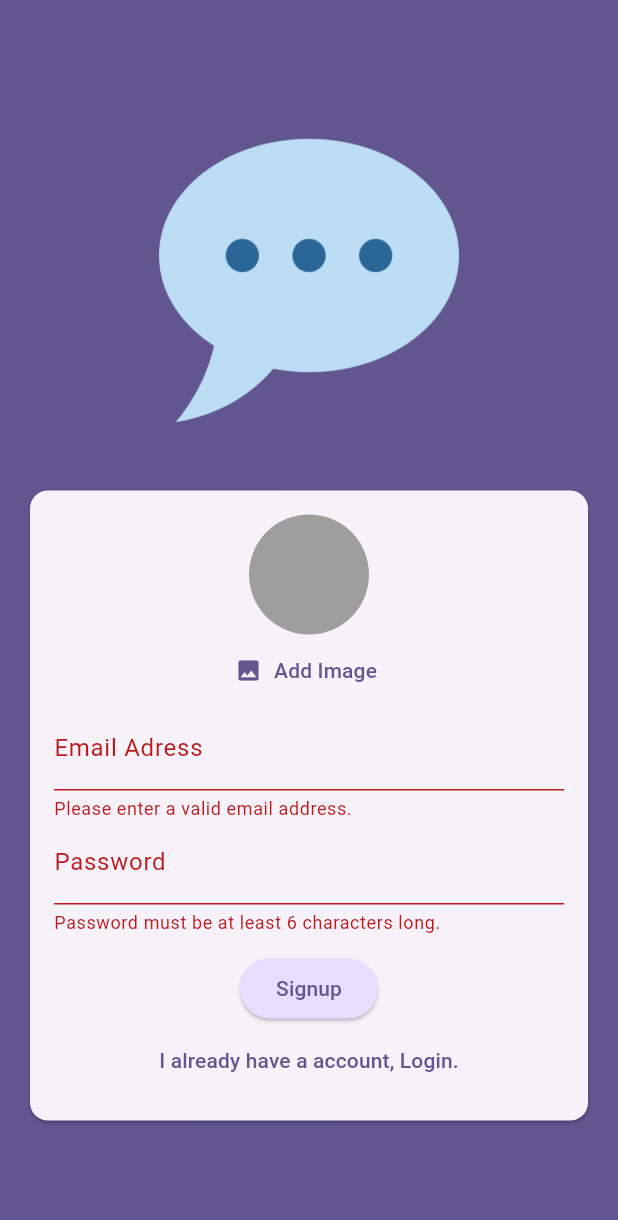
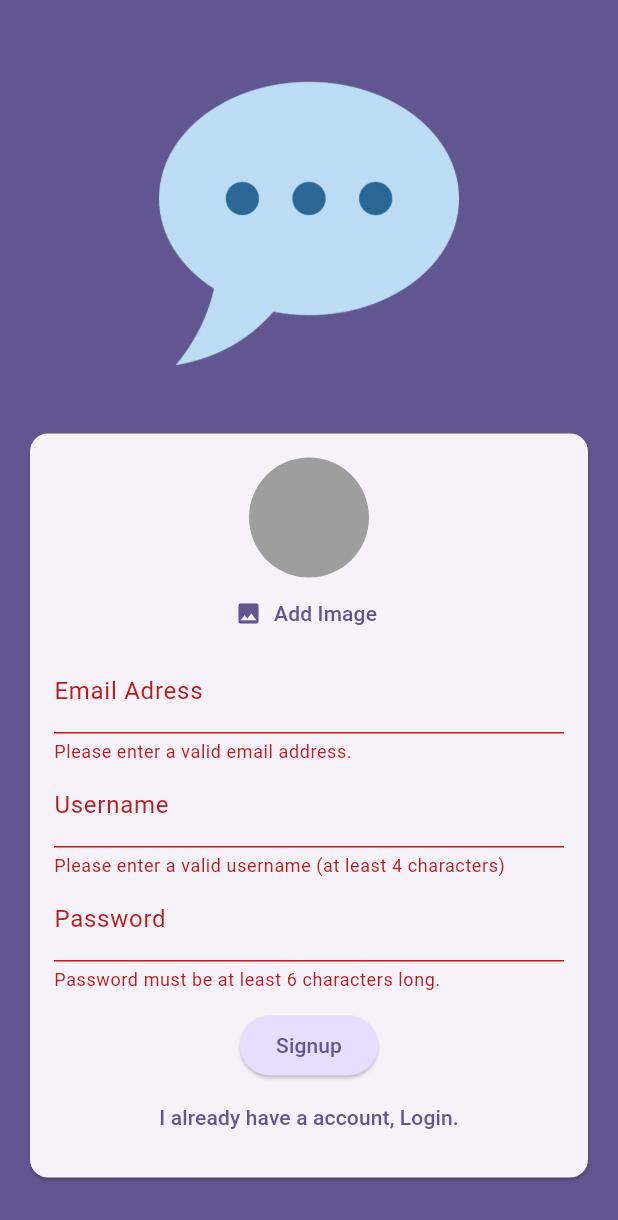
Before and after one commit to Gaslandie/chat_app_flutter, a Flutter app: the screen it shows after launch, after a tap on "Login", after a tap on "Create an account", after a tap on "Signup", on a phone screen of 412 x 824 dp. Shown: the top 1220 px of the screen. Run offline on Flutter 3.47's test engine with Material 3 defaults, Android fonts, the phone set to English and light mode, and no system bars; our stand-ins replace cloud_firestore, firebase_auth, firebase_core, firebase_storage, image_picker; accounts and stored records are empty; generated files the repository leaves out were written again.

Commit message:
fireStore pour sauvegarder les infos user. mise en place champ pour le username en mode inscription

```diff
--- a/lib/screens/auth.dart
+++ b/lib/screens/auth.dart
@@ -3,6 +3,7 @@ import 'dart:io';
 // Importation des widgets de base de Flutter
 
 import 'package:chat_app/widgets/user_image_picker.dart';
+import 'package:cloud_firestore/cloud_firestore.dart';
 import 'package:firebase_storage/firebase_storage.dart';
 import 'package:flutter/material.dart';
 
@@ -35,6 +36,8 @@ class _AuthScreen extends State<AuthScreen> {
   var _isLogin = true;
 
   var _isAuthenticating = false;
+
+  var _enteredUsername = '';
 
   // Fonction déclenchée quand on clique sur le bouton Login/Signup
   void _submit() async {
@@ -78,6 +81,20 @@ class _AuthScreen extends State<AuthScreen> {
         ); //putFile() permet d'envoyer un fichier local(type File de dart) vers l'emplacement désigné par storageRef
         final imageUrl = await storageRef
             .getDownloadURL(); //getDownloadURL() recupère l'url publique (ou controlée par regles firebase ) de l'image stockée
+
+        await FirebaseFirestore.instance
+            .collection(
+              'users',
+            ) //une collection = un dossier dans la base qui contiendra les fiches de chaque user
+            .doc(
+              userCredentials.user!.uid,
+            ) //on crée ou remplace un document dont l'identifiant est le uid du user(celui generé par Firebase Auth à la creation du compte)
+            .set({
+              //on crée ou ecrase le contenu du document avec ces infos
+              'username': _enteredUsername,
+              'email': _enteredEmail,
+              'image_url': imageUrl,
+            });
       }
     } on FirebaseAuthException catch (error) {
       if (error.code == 'email-already-in-use') {
@@ -87,7 +104,7 @@ class _AuthScreen extends State<AuthScreen> {
       ScaffoldMessenger.of(context).showSnackBar(
         SnackBar(content: Text(error.message ?? 'Authentification failed')),
       );
-    }finally{
+    } finally {
       setState(() {
         _isAuthenticating = false;
       });
@@ -160,6 +177,26 @@ class _AuthScreen extends State<AuthScreen> {
                               _enteredEmail = value!;
                             },
                           ),
+                          if(!_isLogin) //pour que ce champ s'affiche uniquement en mode inscription
+                            TextFormField(
+                              decoration: const InputDecoration(
+                                labelText: 'Username',
+                              ),
+                              enableSuggestions: false, //on desactive les suggestion automatiques du clavier
+                              validator: (value) { //verifier si ce qu'a saisi le user est correct
+                                if (value == null ||
+                                    value.isEmpty ||
+                                    value.trim().length < 4) {//si value est null, ou si la chaine est vide,ou si la long sans espace est < à 4 caractères on retourne un message d'erreur
+                                  return 'Please enter a valid username (at least 4 characters)';
+                                }
+                                return null;//sinon on retourne null, qui veut dire que c'est valide
+                              },
+                              //quand le form est sauvegardé avec form.save(), on recupere la valeur entrée pour la stocker
+                              //dans la variable _enteredUsername
+                              onSaved: (value) {
+                                _enteredUsername = value!;
+                              },
+                            ),
 
                           // Champ password
                           TextFormField(
@@ -183,9 +220,8 @@ class _AuthScreen extends State<AuthScreen> {
                           ),
 
                           const SizedBox(height: 12),
-                          if(_isAuthenticating)
+                          if (_isAuthenticating)
                             const CircularProgressIndicator()
-
                           else
                             // Bouton de soumission (login/signup)
                             ElevatedButton(
--- a/pubspec.yaml
+++ b/pubspec.yaml
@@ -38,6 +38,7 @@ dependencies:
   firebase_auth: ^5.6.2
   image_picker: ^1.1.2
   firebase_storage: ^12.4.9
+  cloud_firestore: ^5.6.11
 
 dev_dependencies:
   flutter_test:
```
Also changed, not shown: pubspec.lock, 3 other files. Lines whose indentation alone changed are shown as unchanged.
